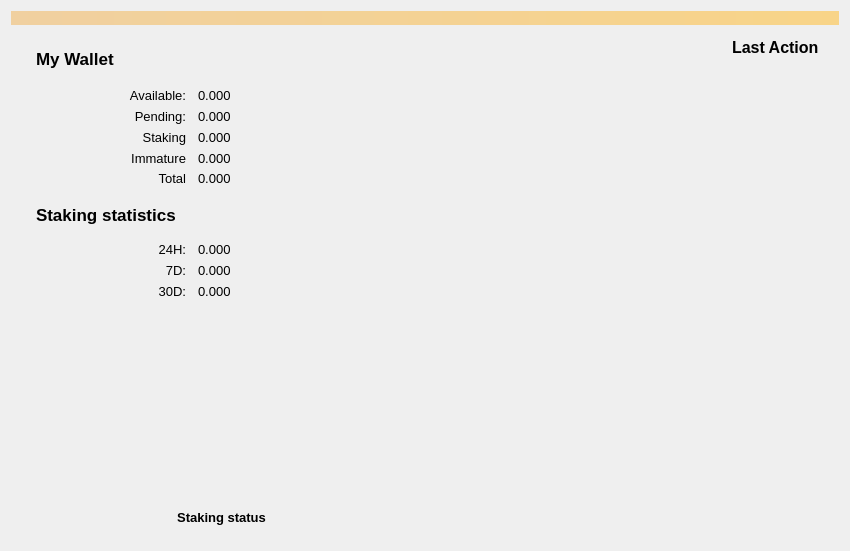
Qt form src/qt/forms/overviewpage.ui (mammix2/boostcoin) before a commit.
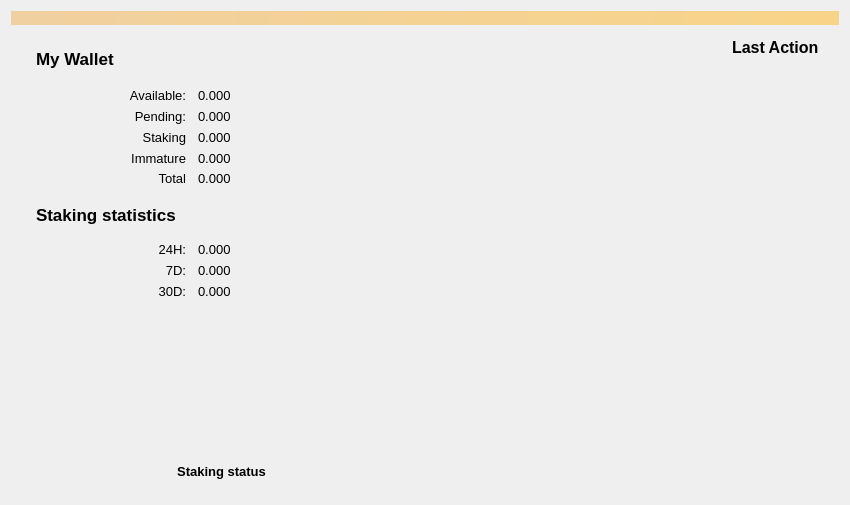
The same form after that commit. Icons and pictures are not drawn. Custom widgets are drawn as their Qt base class.

Diff of the .ui file:
```diff
--- a/src/qt/forms/overviewpage.ui
+++ b/src/qt/forms/overviewpage.ui
@@ -7,7 +7,7 @@
     <x>0</x>
     <y>0</y>
     <width>850</width>
-    <height>551</height>
+    <height>505</height>
    </rect>
   </property>
   <property name="sizePolicy">
```
Left out of the diff: 2 changed lines with no effect on the pictures.
